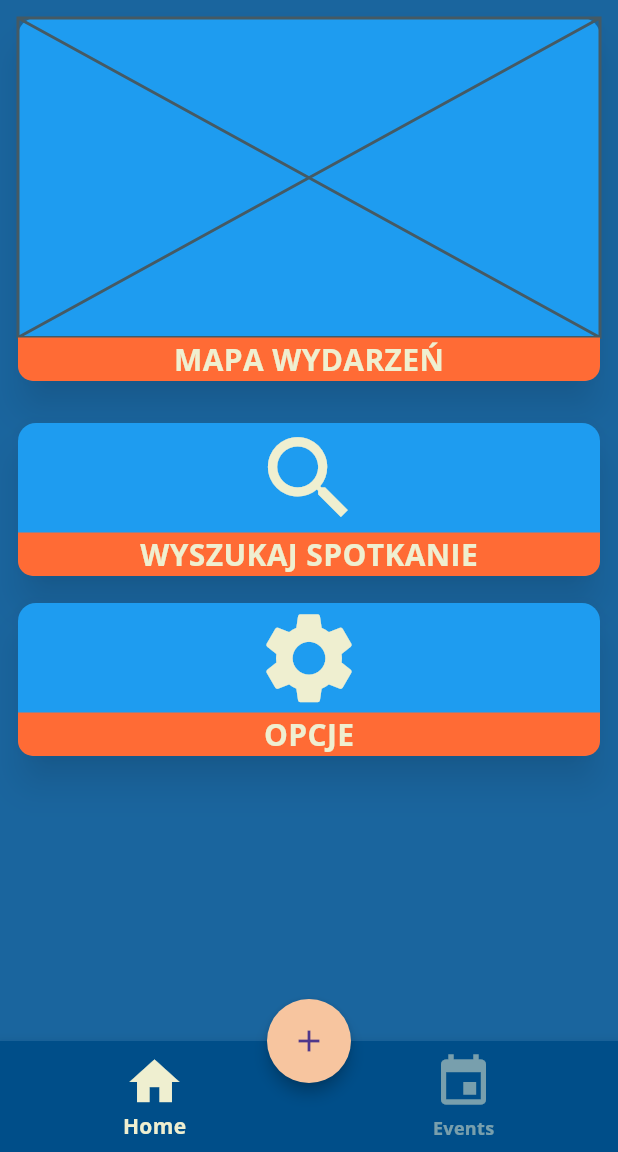
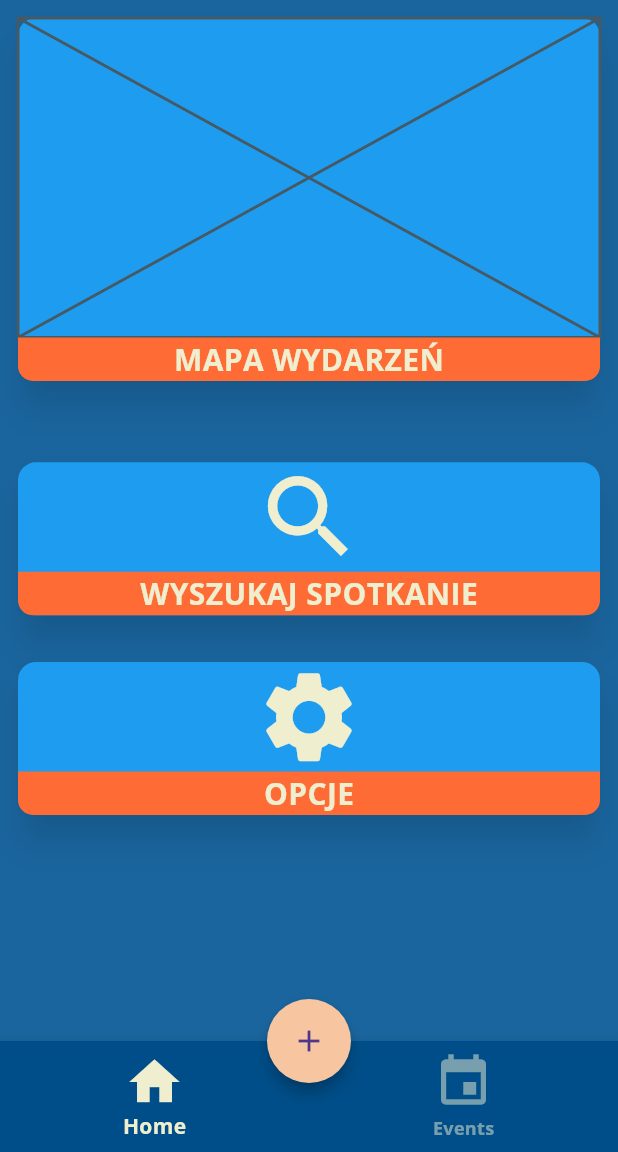
Before and after one commit to LudzCPP/Meetoplay, a Flutter app: the screen it shows after launch, on a phone screen of 412 x 824 dp, the part 84-1236 px from its top. Run offline on Flutter 3.47's test engine with Material 3 defaults, Android fonts, the phone set to English and light mode, and no system bars.

Commit message:
Spacers applied

```diff
--- a/lib/main.dart
+++ b/lib/main.dart
@@ -1,5 +1,4 @@
 import 'package:flutter/material.dart';
-import 'package:flutter/widgets.dart';
 import 'package:meetoplay/home_page.dart';
 import 'global_variables.dart';
 
--- a/lib/map_page.dart
+++ b/lib/map_page.dart
@@ -1,13 +1,12 @@
 import 'package:flutter/material.dart';
 import 'package:meetoplay/global_variables.dart';
-
 
 class MapPage extends StatelessWidget {
   const MapPage({super.key});
 
   @override
   Widget build(BuildContext context) {
-    return  Scaffold(
+    return Scaffold(
       appBar: AppBar(
         title: const Text(
           'MAPA',
--- a/lib/menu_page.dart
+++ b/lib/menu_page.dart
@@ -36,9 +36,9 @@ class MenuPage extends StatelessWidget {
                   ),
                 ),
               ),
-              const SizedBox(height: 20),
+              const Spacer(flex: 2),
               GestureDetector(
-                onTap:() {
+                onTap: () {
                   Navigator.of(context).push(
                     MaterialPageRoute(
                       builder: (context) {
@@ -57,7 +57,7 @@ class MenuPage extends StatelessWidget {
                   ),
                 ),
               ),
-              const SizedBox(height: 10),
+              const Spacer(flex: 1),
               // MainWindowCard(
               //   cardText: 'EDYTUJ PROFIL',
               //   cardHeight: 100,
@@ -88,6 +88,7 @@ class MenuPage extends StatelessWidget {
                   ),
                 ),
               ),
+              const Spacer(flex: 6),
             ],
           ),
         ),
```
Also changed, not shown: lib/profile_page.dart (line endings or trailing spaces), lib/settings_page.dart (line endings or trailing spaces).
